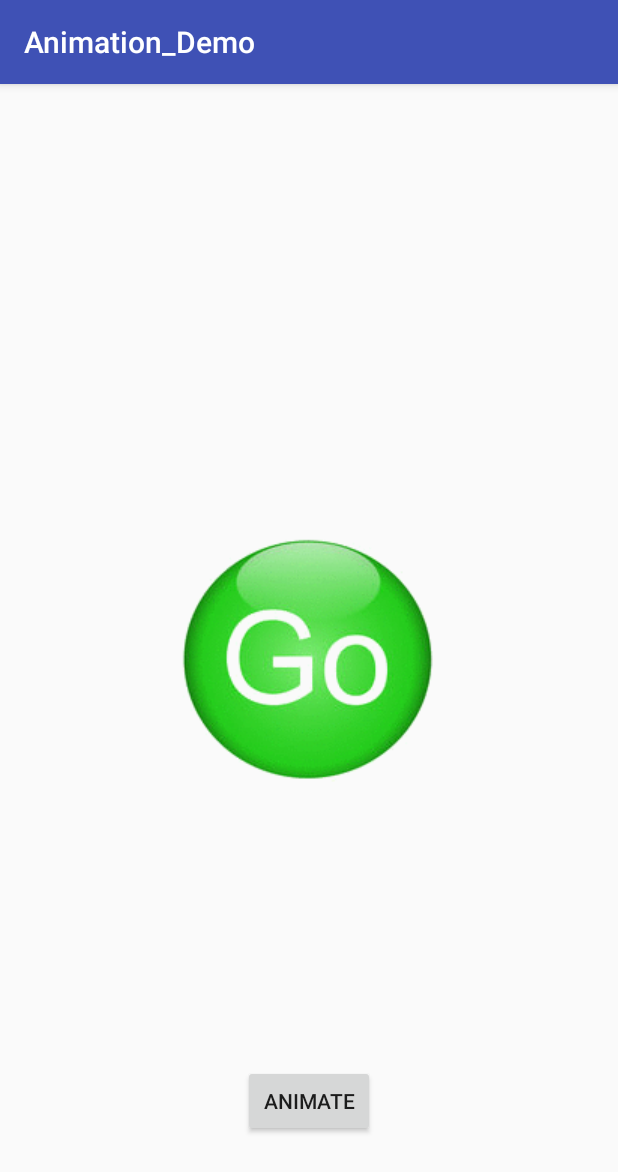
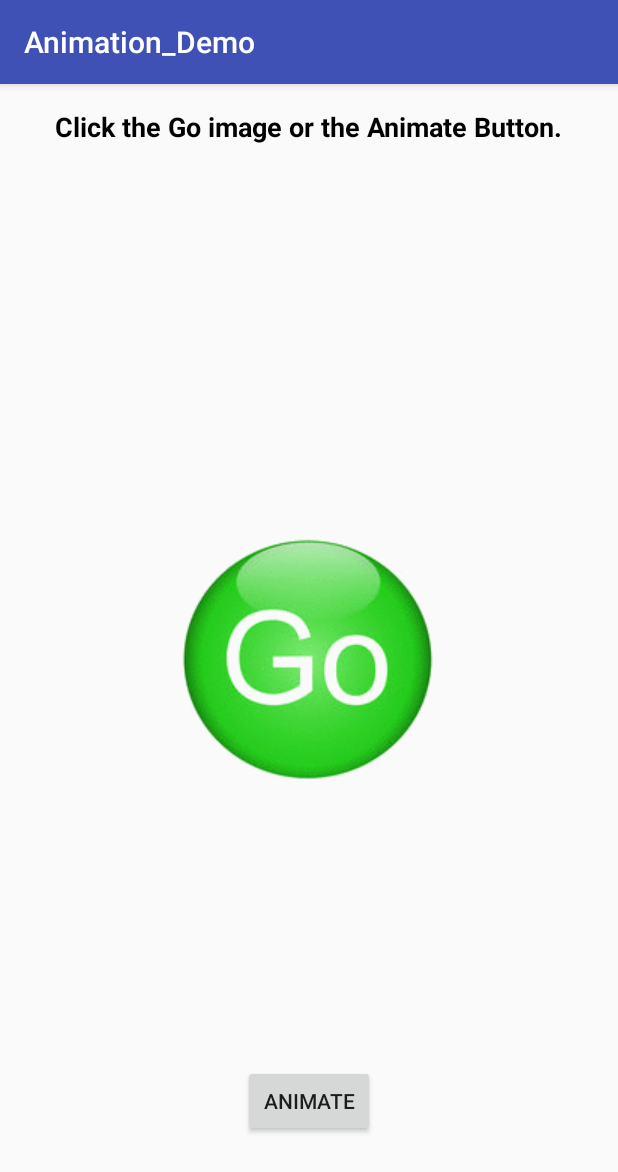
Before and after one commit to caseycook25/3_Animation_Demo, an Android app: the screen it shows after launch (MainActivity), after a tap on "ANIMATE", on a phone screen of 412 x 824 dp. Shown: the top 1172 px of the screen. Run offline under Robolectric (Android 15) with nearby library versions, the phone set to English and light mode, and no system bars.

Commit message:
First Commit

```diff
--- a/app/src/main/java/com/materialapp1/example/perkins/animation_demo/MainActivity.java
+++ b/app/src/main/java/com/materialapp1/example/perkins/animation_demo/MainActivity.java
@@ -28,7 +28,15 @@ public class MainActivity extends AppCompatActivity implements Animation.Animati
         animRotate1.setAnimationListener(this);
     }
 
-    public void doAnimate(View view) {
+    public void doAnimateText(View view) {
+        animateIt();
+    }
+
+    public void doAnimateImage (View view){
+        animateIt();
+    }
+
+    private void animateIt() {
         myView.startAnimation(animRotate1);
     }
 
--- a/app/src/main/res/layout/activity_main.xml
+++ b/app/src/main/res/layout/activity_main.xml
@@ -15,7 +15,8 @@
         android:id="@+id/imageView"
         android:src="@drawable/go"
         android:layout_centerVertical="true"
-        android:layout_centerHorizontal="true" />
+        android:layout_centerHorizontal="true"
+        android:onClick="doAnimateImage"/>
 
     <Button
         android:layout_width="wrap_content"
@@ -25,6 +26,17 @@
         android:layout_alignParentBottom="true"
         android:layout_centerHorizontal="true"
         android:layout_marginBottom="50dp"
-        android:onClick="doAnimate"/>
+        android:onClick="doAnimateText"/>
+
+    <TextView
+        android:layout_width="wrap_content"
+        android:layout_height="wrap_content"
+        android:text="Click the Go image or the Animate Button."
+        android:layout_centerHorizontal="true"
+        android:id="@+id/textView"
+        android:fontFamily="sans-serif"
+        android:textSize="18dp"
+        android:textStyle="bold"
+        android:textColor="#000000"/>
 
 </RelativeLayout>
```
